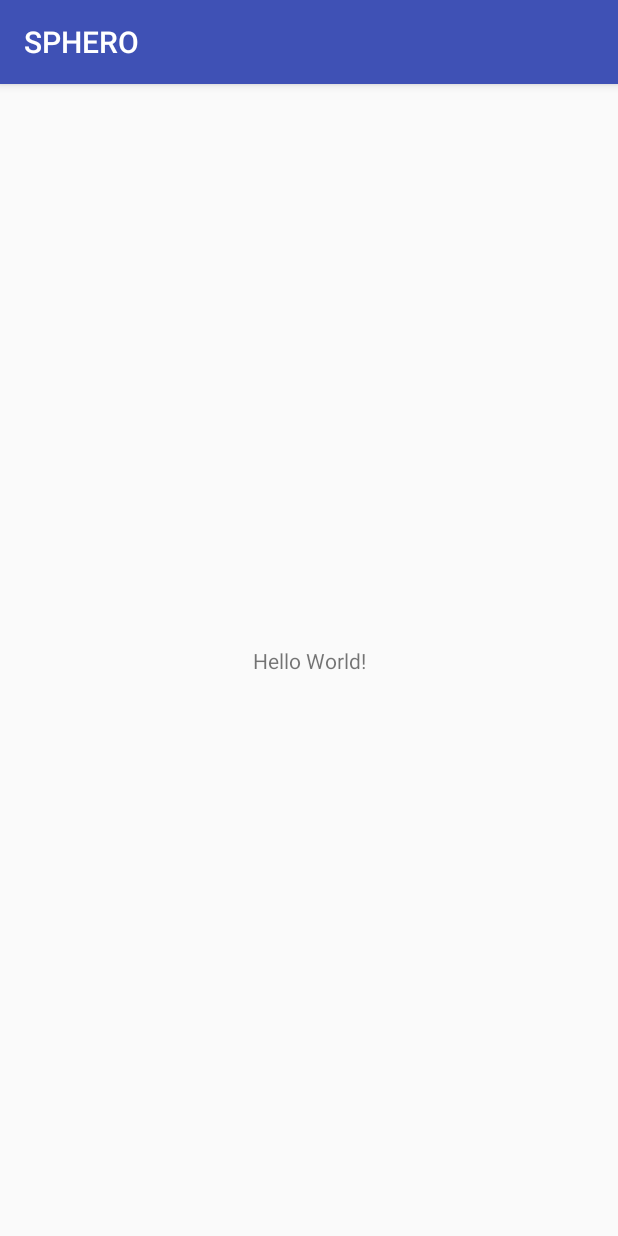
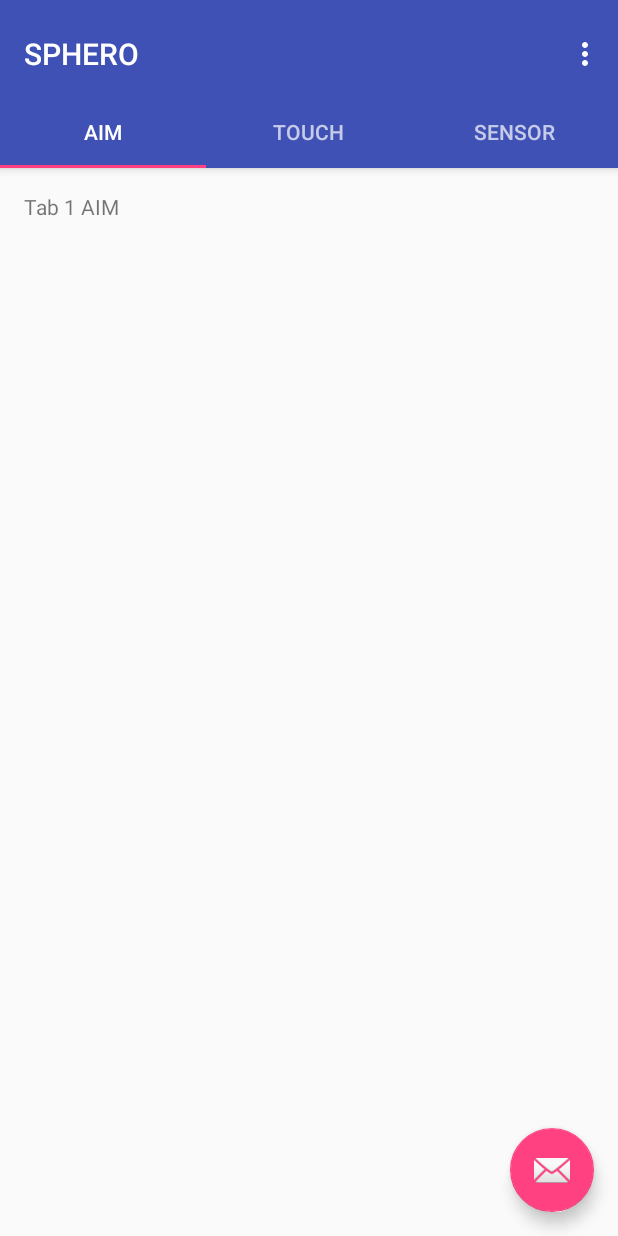
Before and after one commit to mghilardelli/SPHERO, an Android app: the screen it shows after launch (PairingActivity before the commit, MainActivity after it), on a phone screen of 412 x 824 dp. Run offline under Robolectric (Android 15) with nearby library versions, the phone set to English and light mode, and no system bars.

```diff
--- a/app/build.gradle
+++ b/app/build.gradle
@@ -22,6 +22,7 @@ dependencies {
     implementation fileTree(dir: 'libs', include: ['*.jar'])
     implementation 'com.android.support:appcompat-v7:26.1.0'
     implementation 'com.android.support.constraint:constraint-layout:1.0.2'
+    implementation 'com.android.support:design:26.1.0'
     testImplementation 'junit:junit:4.12'
     androidTestImplementation 'com.android.support.test:runner:1.0.1'
     androidTestImplementation 'com.android.support.test.espresso:espresso-core:3.0.1'
--- /dev/null
+++ b/app/src/main/java/ch/fhnw/edu/emoba/sphero/MainActivity.java
@@ -0,0 +1,141 @@
+package ch.fhnw.edu.emoba.sphero;
+
+import android.support.design.widget.TabLayout;
+import android.support.design.widget.FloatingActionButton;
+import android.support.design.widget.Snackbar;
+import android.support.v7.app.AppCompatActivity;
+import android.support.v7.widget.Toolbar;
+
+import android.support.v4.app.Fragment;
+import android.support.v4.app.FragmentManager;
+import android.support.v4.app.FragmentPagerAdapter;
+import android.support.v4.view.ViewPager;
+import android.os.Bundle;
+import android.view.LayoutInflater;
+import android.view.Menu;
+import android.view.MenuItem;
+import android.view.View;
+import android.view.ViewGroup;
+
+import android.widget.TextView;
+
+public class MainActivity extends AppCompatActivity {
+
+    /**
+     * The {@link android.support.v4.view.PagerAdapter} that will provide
+     * fragments for each of the sections. We use a
+     * {@link FragmentPagerAdapter} derivative, which will keep every
+     * loaded fragment in memory. If this becomes too memory intensive, it
+     * may be best to switch to a
+     * {@link android.support.v4.app.FragmentStatePagerAdapter}.
+     */
+    private SectionsPagerAdapter mSectionsPagerAdapter;
+
+    /**
+     * The {@link ViewPager} that will host the section contents.
+     */
+    private ViewPager mViewPager;
+
+    @Override
+    protected void onCreate(Bundle savedInstanceState) {
+        super.onCreate(savedInstanceState);
+        setContentView(R.layout.activity_main);
+
+        Toolbar toolbar = (Toolbar) findViewById(R.id.toolbar);
+        setSupportActionBar(toolbar);
+        // Create the adapter that will return a fragment for each of the three
+        // primary sections of the activity.
+        mSectionsPagerAdapter = new SectionsPagerAdapter(getSupportFragmentManager());
+
+        // Set up the ViewPager with the sections adapter.
+        mViewPager = (ViewPager) findViewById(R.id.container);
+        mViewPager.setAdapter(mSectionsPagerAdapter);
+
+        TabLayout tabLayout = (TabLayout) findViewById(R.id.tabs);
+
+        mViewPager.addOnPageChangeListener(new TabLayout.TabLayoutOnPageChangeListener(tabLayout));
+        tabLayout.addOnTabSelectedListener(new TabLayout.ViewPagerOnTabSelectedListener(mViewPager));
+
+        FloatingActionButton fab = (FloatingActionButton) findViewById(R.id.fab);
+        fab.setOnClickListener(new View.OnClickListener() {
+            @Override
+            public void onClick(View view) {
+                Snackbar.make(view, "Replace with your own action", Snackbar.LENGTH_LONG)
+                        .setAction("Action", null).show();
+            }
+        });
+
+    }
+
+
+    @Override
+    public boolean onCreateOptionsMenu(Menu menu) {
+        // Inflate the menu; this adds items to the action bar if it is present.
+        getMenuInflater().inflate(R.menu.menu_main, menu);
+        return true;
+    }
+
+    @Override
+    public boolean onOptionsItemSelected(MenuItem item) {
+        // Handle action bar item clicks here. The action bar will
+        // automatically handle clicks on the Home/Up button, so long
+        // as you specify a parent activity in AndroidManifest.xml.
+        int id = item.getItemId();
+
+        //noinspection SimplifiableIfStatement
+        if (id == R.id.action_settings) {
+            return true;
+        }
+
+        return super.onOptionsItemSelected(item);
+    }
+
+    /**
+     * A {@link FragmentPagerAdapter} that returns a fragment corresponding to
+     * one of the sections/tabs/pages.
+     */
+    public class SectionsPagerAdapter extends FragmentPagerAdapter {
+
+        public SectionsPagerAdapter(FragmentManager fm) {
+            super(fm);
+        }
+
+        @Override
+        public Fragment getItem(int position) {
+            switch (position) {
+                case 0:
+                    TabAim tabAim = new TabAim();
+                    return tabAim;
+                case 1:
+                    TabTouch tabTouch = new TabTouch();
+                    return tabTouch;
+
+                case 2:
+                    TabSensor tabSensor = new TabSensor();
+                    return tabSensor;
+                default:
+                    return null;
+            }
+        }
+
+        @Override
+        public int getCount() {
+            // Show 3 total pages.
+            return 3;
+        }
+
+        @Override
+        public CharSequence getPageTitle(int position) {
+            switch (position) {
+                case 0:
+                    return "AIM";
+                case 1:
+                    return "TOUCH";
+                case 2:
+                    return "SENSOR";
+            }
+            return  null;
+
+        }
+    }
+}
--- /dev/null
+++ b/app/src/main/java/ch/fhnw/edu/emoba/sphero/TabAim.java
@@ -0,0 +1,22 @@
+package ch.fhnw.edu.emoba.sphero;
+
+import android.os.Bundle;
+import android.support.v4.app.Fragment;
+import android.view.LayoutInflater;
+import android.view.View;
+import android.view.ViewGroup;
+import android.widget.TextView;
+
+/**
+ * Created by marcoghilardelli on 21.03.18.
+ */
+
+public class TabAim extends Fragment {
+
+    @Override
+    public View onCreateView(LayoutInflater inflater, ViewGroup container,
+                             Bundle savedInstanceState) {
+        View rootView = inflater.inflate(R.layout.fragment_tab_aim, container, false);
+        return rootView;
+    }
+}
--- /dev/null
+++ b/app/src/main/java/ch/fhnw/edu/emoba/sphero/TabTouch.java
@@ -0,0 +1,20 @@
+package ch.fhnw.edu.emoba.sphero;
+
+import android.os.Bundle;
+import android.support.v4.app.Fragment;
+import android.view.LayoutInflater;
+import android.view.View;
+import android.view.ViewGroup;
+
+/**
+ * Created by marcoghilardelli on 21.03.18.
+ */
+
+public class TabTouch extends Fragment {
+    @Override
+    public View onCreateView(LayoutInflater inflater, ViewGroup container,
+                             Bundle savedInstanceState) {
+        View rootView = inflater.inflate(R.layout.fragment_tab_touch, container, false);
+        return rootView;
+    }
+}
--- /dev/null
+++ b/app/src/main/res/layout/activity_main.xml
@@ -0,0 +1,70 @@
+<?xml version="1.0" encoding="utf-8"?>
+<android.support.design.widget.CoordinatorLayout xmlns:android="http://schemas.android.com/apk/res/android"
+    xmlns:app="http://schemas.android.com/apk/res-auto"
+    xmlns:tools="http://schemas.android.com/tools"
+    android:id="@+id/main_content"
+    android:layout_width="match_parent"
+    android:layout_height="match_parent"
+    android:fitsSystemWindows="true"
+    tools:context="ch.fhnw.edu.emoba.sphero.MainActivity">
+
+    <android.support.design.widget.AppBarLayout
+        android:id="@+id/appbar"
+        android:layout_width="match_parent"
+        android:layout_height="wrap_content"
+        android:paddingTop="@dimen/appbar_padding_top"
+        android:theme="@style/AppTheme.AppBarOverlay">
+
+        <android.support.v7.widget.Toolbar
+            android:id="@+id/toolbar"
+            android:layout_width="match_parent"
+            android:layout_height="?attr/actionBarSize"
+            android:layout_weight="1"
+            android:background="?attr/colorPrimary"
+            app:layout_scrollFlags="scroll|enterAlways"
+            app:popupTheme="@style/AppTheme.PopupOverlay"
+            app:title="@string/app_name">
+
+        </android.support.v7.widget.Toolbar>
+
+        <android.support.design.widget.TabLayout
+            android:id="@+id/tabs"
+            android:layout_width="match_parent"
+            android:layout_height="wrap_content">
+
+            <android.support.design.widget.TabItem
+                android:id="@+id/tabItem"
+                android:layout_width="wrap_content"
+                android:layout_height="wrap_content"
+                android:text="@string/tab_text_1" />
+
+            <android.support.design.widget.TabItem
+                android:id="@+id/tabItem2"
+                android:layout_width="wrap_content"
+                android:layout_height="wrap_content"
+                android:text="@string/tab_text_2" />
+
+            <android.support.design.widget.TabItem
+                android:id="@+id/tabItem3"
+                android:layout_width="wrap_content"
+                android:layout_height="wrap_content"
+                android:text="@string/tab_text_3" />
+
+        </android.support.design.widget.TabLayout>
+    </android.support.design.widget.AppBarLayout>
+
+    <android.support.v4.view.ViewPager
+        android:id="@+id/container"
+        android:layout_width="match_parent"
+        android:layout_height="match_parent"
+        app:layout_behavior="@string/appbar_scrolling_view_behavior" />
+
+    <android.support.design.widget.FloatingActionButton
+        android:id="@+id/fab"
+        android:layout_width="wrap_content"
+        android:layout_height="wrap_content"
+        android:layout_gravity="end|bottom"
+        android:layout_margin="@dimen/fab_margin"
+        app:srcCompat="@android:drawable/ic_dialog_email" />
+
+</android.support.design.widget.CoordinatorLayout>
--- /dev/null
+++ b/app/src/main/res/layout/fragment_tab_aim.xml
@@ -0,0 +1,23 @@
+<android.support.constraint.ConstraintLayout xmlns:android="http://schemas.android.com/apk/res/android"
+    xmlns:app="http://schemas.android.com/apk/res-auto"
+    xmlns:tools="http://schemas.android.com/tools"
+    android:id="@+id/constraintLayout"
+    android:layout_width="match_parent"
+    android:layout_height="match_parent"
+    tools:context="ch.fhnw.edu.emoba.sphero.MainActivity$PlaceholderFragment">
+
+    <TextView
+        android:id="@+id/section_label"
+        android:layout_width="wrap_content"
+        android:layout_height="wrap_content"
+        android:layout_marginBottom="@dimen/activity_vertical_margin"
+        android:layout_marginEnd="@dimen/activity_horizontal_margin"
+        android:layout_marginStart="@dimen/activity_horizontal_margin"
+        android:layout_marginTop="@dimen/activity_vertical_margin"
+        app:layout_constraintLeft_toLeftOf="parent"
+        app:layout_constraintTop_toTopOf="@+id/constraintLayout"
+        tools:layout_constraintLeft_creator="1"
+        tools:layout_constraintTop_creator="1"
+        android:text="Tab 1 AIM"/>
+
+</android.support.constraint.ConstraintLayout>
--- /dev/null
+++ b/app/src/main/res/menu/menu_main.xml
@@ -0,0 +1,10 @@
+<menu xmlns:android="http://schemas.android.com/apk/res/android"
+    xmlns:app="http://schemas.android.com/apk/res-auto"
+    xmlns:tools="http://schemas.android.com/tools"
+    tools:context="ch.fhnw.edu.emoba.sphero.MainActivity">
+    <item
+        android:id="@+id/action_settings"
+        android:orderInCategory="100"
+        android:title="@string/action_settings"
+        app:showAsAction="never" />
+</menu>
--- /dev/null
+++ b/app/src/main/res/values-w820dp/dimens.xml
@@ -0,0 +1,6 @@
+<resources>
+    <!-- Example customization of dimensions originally defined in res/values/dimens.xml
+         (such as screen margins) for screens with more than 820dp of available width. This
+         would include 7" and 10" devices in landscape (~960dp and ~1280dp respectively). -->
+    <dimen name="activity_horizontal_margin">64dp</dimen>
+</resources>
--- /dev/null
+++ b/app/src/main/res/values/dimens.xml
@@ -0,0 +1,7 @@
+<resources>
+    <!-- Default screen margins, per the Android Design guidelines. -->
+    <dimen name="activity_horizontal_margin">16dp</dimen>
+    <dimen name="activity_vertical_margin">16dp</dimen>
+    <dimen name="fab_margin">16dp</dimen>
+    <dimen name="appbar_padding_top">8dp</dimen>
+</resources>
--- a/app/src/main/res/values/strings.xml
+++ b/app/src/main/res/values/strings.xml
@@ -1,3 +1,10 @@
 <resources>
     <string name="app_name">SPHERO</string>
+    <string name="title_activity_main2">Main2Activity</string>
+    <string name="tab_text_1">AIM</string>
+    <string name="tab_text_2">TOUCH</string>
+    <string name="tab_text_3">SENSOR</string>
+    <string name="action_settings">Settings</string>
+    <string name="section_format">Hello World from section: %1$d</string>
+    <string name="title_activity_main">MainActivity</string>
 </resources>
--- a/app/src/main/res/values/styles.xml
+++ b/app/src/main/res/values/styles.xml
@@ -8,4 +8,13 @@
         <item name="colorAccent">@color/colorAccent</item>
     </style>
 
+    <style name="AppTheme.NoActionBar">
+        <item name="windowActionBar">false</item>
+        <item name="windowNoTitle">true</item>
+    </style>
+
+    <style name="AppTheme.AppBarOverlay" parent="ThemeOverlay.AppCompat.Dark.ActionBar" />
+
+    <style name="AppTheme.PopupOverlay" parent="ThemeOverlay.AppCompat.Light" />
+
 </resources>
```
Also changed, not shown: app/src/main/AndroidManifest.xml (+8 -1 lines), app/src/main/java/ch/fhnw/edu/emoba/sphero/TabSensor.java (added, +20 -0 lines), app/src/main/res/layout/fragment_tab_sensor.xml (added, +23 -0 lines), app/src/main/res/layout/fragment_tab_touch.xml (added, +23 -0 lines).
